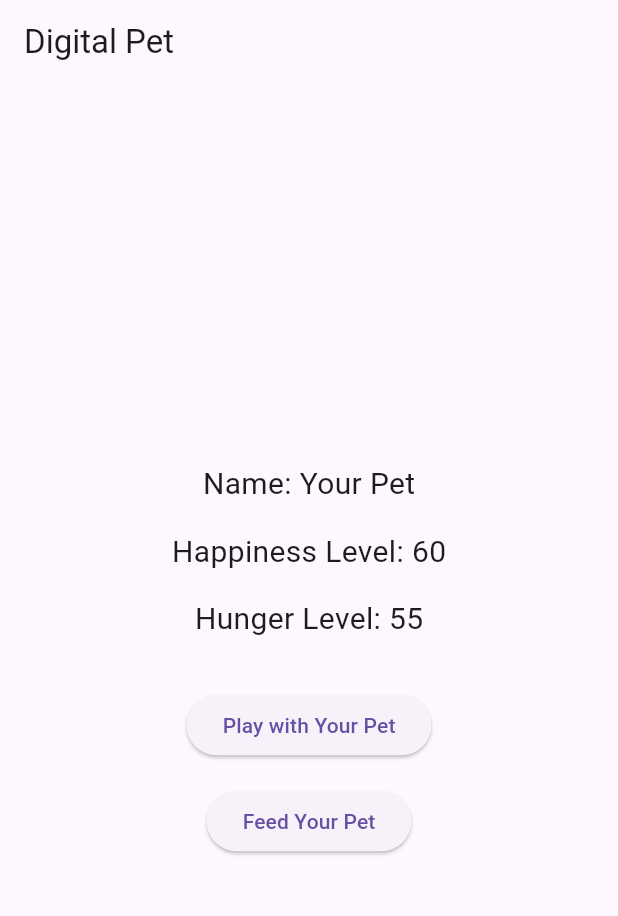
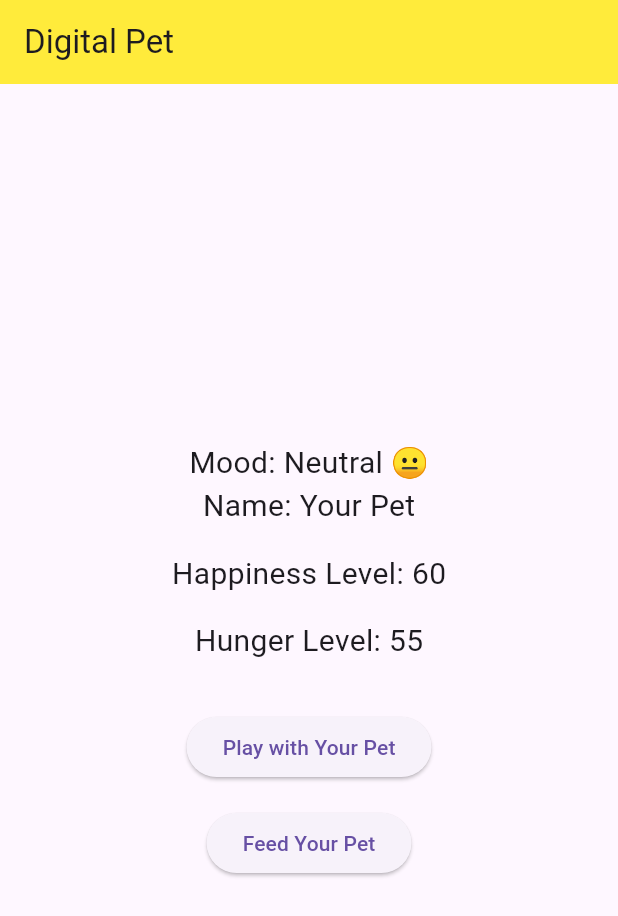
Before and after one commit to CelineSelke/inclass5, a Flutter app: the screen it shows after launch, after a tap on "Play with Your Pet", on a phone screen of 412 x 824 dp. Shown: the top 916 px of the screen. Run offline on Flutter 3.47's test engine with Material 3 defaults, Android fonts, the phone set to English and light mode, and no system bars.

Commit message:
Add text mood indicator, emoji based on current mood, appbartheme changes based on mood

```diff
--- a/lib/main.dart
+++ b/lib/main.dart
@@ -15,11 +15,14 @@ class _DigitalPetAppState extends State<DigitalPetApp> {
   String petName = "Your Pet";
   int happinessLevel = 50;
   int hungerLevel = 50;
+  String mood = "Happy 😊";
+  ThemeData _themeMode = ThemeData(primaryColor: Colors.green, appBarTheme: AppBarTheme(backgroundColor: Colors.green));
 
   // Function to increase happiness and update hunger when playing with the pet
   void _playWithPet() {
     setState(() {
       happinessLevel = (happinessLevel + 10).clamp(0, 100);
+      _updateMood();
       _updateHunger();
     });
   }
@@ -39,6 +42,7 @@ class _DigitalPetAppState extends State<DigitalPetApp> {
     } else {
       happinessLevel = (happinessLevel + 10).clamp(0, 100);
     }
+    _updateMood();
   }
 
   // Increase hunger level slightly when playing with the pet
@@ -50,16 +54,66 @@ class _DigitalPetAppState extends State<DigitalPetApp> {
     }
   }
 
+  void _updateMood(){
+      if (happinessLevel > 70){
+          setState(() {
+              mood = "Happy 😊";
+              _updateTheme();
+
+          });
+      }
+      else if (happinessLevel >= 30 && happinessLevel <= 70){
+          setState(() {
+              mood = "Neutral 😐";
+              _updateTheme();
+
+          });
+      }
+      else{
+          setState(() {
+              mood = "Unhappy ☹️";
+              _updateTheme();
+          });
+      }
+  }
+
+  void _updateTheme(){
+      if (mood == "Happy 😊"){
+          setState(() {
+              _themeMode = ThemeData(primaryColor: Colors.green, appBarTheme: AppBarTheme(backgroundColor: Colors.green));
+          });
+      }
+
+      if (mood == "Neutral 😐"){
+          setState(() {
+              _themeMode = ThemeData(primaryColor: Colors.yellow, appBarTheme: AppBarTheme(backgroundColor: Colors.yellow));
+          });
+      }
+
+      if (mood == "Unhappy ☹️"){
+          setState(() {
+              _themeMode = ThemeData(primaryColor: Colors.red, appBarTheme: AppBarTheme(backgroundColor: Colors.red));
+          });
+      }
+  }
+
+
   @override
   Widget build(BuildContext context) {
-    return Scaffold(
+
+    return MaterialApp(
+      theme: _themeMode,
+
+      home:Scaffold(
         appBar: AppBar(
         title: Text('Digital Pet'),
+
         ),
         body: Center(
           child: Column(
             mainAxisAlignment: MainAxisAlignment.center,
             children: <Widget>[
+              Text("Mood: $mood", style: TextStyle(fontSize: 20,),),
               Text(
                 'Name: $petName',
                 style: TextStyle(fontSize: 20.0),
@@ -87,6 +141,7 @@ class _DigitalPetAppState extends State<DigitalPetApp> {
             ],
           ),
         ),
+    )
     );
   }
 }
```
Lines whose indentation alone changed are shown as unchanged.
